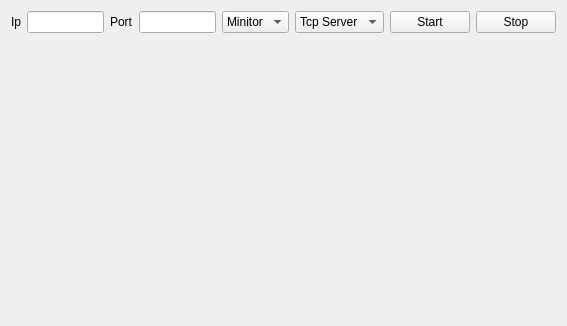
CGinMax/ProtocolTools, file CdtTools/ui/tabpage.ui: the form before one commit.
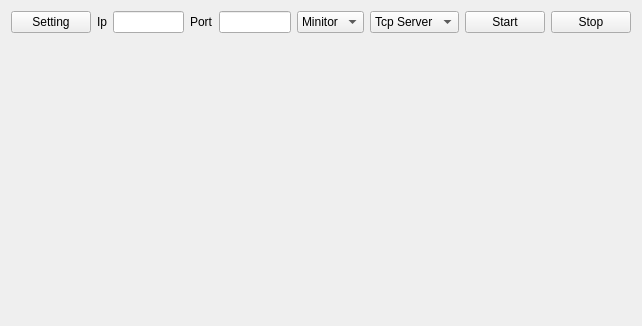
The form after the commit.

Diff of the .ui file:
```diff
--- a/CdtTools/ui/tabpage.ui
+++ b/CdtTools/ui/tabpage.ui
@@ -6,7 +6,7 @@
    <rect>
     <x>0</x>
     <y>0</y>
-    <width>567</width>
+    <width>642</width>
     <height>326</height>
    </rect>
   </property>
@@ -16,6 +16,13 @@
   <layout class="QVBoxLayout" name="verticalLayout">
    <item>
     <layout class="QHBoxLayout" name="horizontalLayout">
+     <item>
+      <widget class="QPushButton" name="btnSetting">
+       <property name="text">
+        <string>Setting</string>
+       </property>
+      </widget>
+     </item>
      <item>
       <widget class="QLabel" name="label">
        <property name="text">
@@ -86,10 +93,7 @@
     </layout>
    </item>
    <item>
-    <widget class="QStackedWidget" name="stackedWidget">
-     <widget class="QWidget" name="page"/>
-     <widget class="QWidget" name="page_2"/>
-    </widget>
+    <widget class="QStackedWidget" name="stackedWidget"/>
    </item>
   </layout>
  </widget>
```
Left out of the diff: 9 changed lines with no effect on the pictures.
